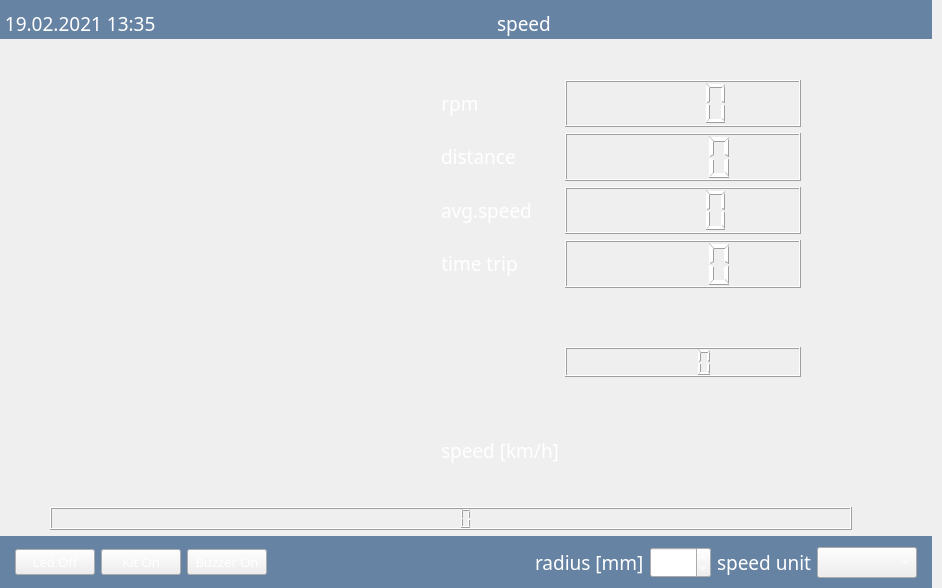
This is mainwindow.ui in piotrw777/hall_sensor_gui as Qt 5 draws it before an edit. The edited form follows.
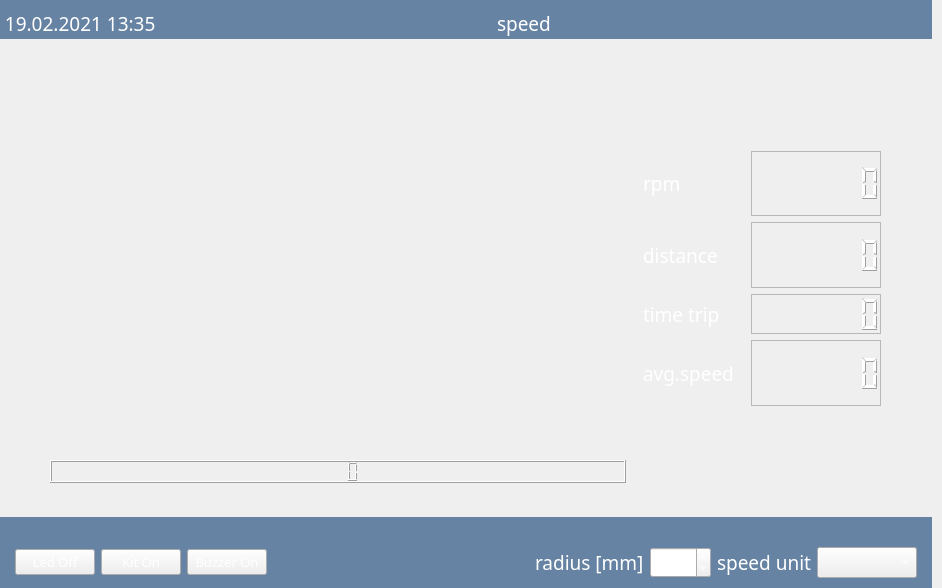
This is the edited form. Icons and pictures are not drawn. Custom widgets are drawn as their Qt base class.

Diff of the .ui file:
```diff
--- a/mainwindow.ui
+++ b/mainwindow.ui
@@ -10,6 +10,12 @@
     <height>588</height>
    </rect>
   </property>
+  <property name="minimumSize">
+   <size>
+    <width>640</width>
+    <height>580</height>
+   </size>
+  </property>
   <property name="windowTitle">
    <string>Licznik prędkości</string>
   </property>
@@ -227,81 +233,58 @@
            </size>
           </property>
           <property name="styleSheet">
-           <string notr="true"/>
+           <string notr="true">speedometer#speedmeter
+{
+border: 2px solid;
+border-color: red;
+background-color: red;
+
+}</string>
           </property>
-          <widget class="QWidget" name="">
-           <property name="geometry">
-            <rect>
-             <x>380</x>
-             <y>-30</y>
-             <width>416</width>
-             <height>460</height>
-            </rect>
-           </property>
-           <layout class="QFormLayout" name="formLayout">
-            <property name="rightMargin">
-             <number>45</number>
-            </property>
-            <item row="0" column="1">
-             <spacer name="verticalSpacer_2">
-              <property name="orientation">
-               <enum>Qt::Vertical</enum>
-              </property>
-              <property name="sizeHint" stdset="0">
+         </widget>
+        </item>
+        <item>
+         <widget class="QLCDNumber" name="lcd_speed">
+          <property name="layoutDirection">
+           <enum>Qt::LeftToRight</enum>
+          </property>
+          <property name="smallDecimalPoint">
+           <bool>false</bool>
+          </property>
+          <property name="digitCount">
+           <number>4</number>
+          </property>
+         </widget>
+        </item>
+        <item>
+         <widget class="QWidget" name="horizontalWidget" native="true">
+          <property name="minimumSize">
                <size>
-                <width>20</width>
-                <height>40</height>
-               </size>
-              </property>
-             </spacer>
-            </item>
+            <width>0</width>
+            <height>20</height>
+           </size>
+          </property>
+          <layout class="QHBoxLayout" name="horizontalLayout_4"/>
+         </widget>
+        </item>
+       </layout>
+      </item>
+      <item>
+       <widget class="QWidget" name="gridWidget" native="true">
+        <property name="sizePolicy">
+         <sizepolicy hsizetype="Minimum" vsizetype="MinimumExpanding">
+          <horstretch>0</horstretch>
+          <verstretch>0</verstretch>
+         </sizepolicy>
+        </property>
+        <property name="minimumSize">
+         <size>
+          <width>300</width>
+          <height>0</height>
+         </size>
+        </property>
+        <layout class="QGridLayout" name="gridLayout_2">
             <item row="2" column="0">
-             <widget class="QLabel" name="label_rpm">
-              <property name="font">
-               <font>
-                <family>Mongolian Baiti</family>
-                <pointsize>14</pointsize>
-                <weight>50</weight>
-                <italic>false</italic>
-                <bold>false</bold>
-               </font>
-              </property>
-              <property name="text">
-               <string>rpm</string>
-              </property>
-              <property name="alignment">
-               <set>Qt::AlignCenter</set>
-              </property>
-             </widget>
-            </item>
-            <item row="2" column="1">
-             <widget class="QLCDNumber" name="lcd_rpm">
-              <property name="sizePolicy">
-               <sizepolicy hsizetype="Preferred" vsizetype="MinimumExpanding">
-                <horstretch>0</horstretch>
-                <verstretch>0</verstretch>
-               </sizepolicy>
-              </property>
-              <property name="minimumSize">
-               <size>
-                <width>50</width>
-                <height>40</height>
-               </size>
-              </property>
-              <property name="font">
-               <font>
-                <pointsize>12</pointsize>
-               </font>
-              </property>
-              <property name="smallDecimalPoint">
-               <bool>false</bool>
-              </property>
-              <property name="digitCount">
-               <number>4</number>
-              </property>
-             </widget>
-            </item>
-            <item row="3" column="0">
              <widget class="QLabel" name="label_distance">
               <property name="font">
                <font>
@@ -320,39 +303,6 @@
               </property>
              </widget>
             </item>
-            <item row="3" column="1">
-             <widget class="QLCDNumber" name="lcd_distance">
-              <property name="sizePolicy">
-               <sizepolicy hsizetype="Preferred" vsizetype="MinimumExpanding">
-                <horstretch>0</horstretch>
-                <verstretch>0</verstretch>
-               </sizepolicy>
-              </property>
-              <property name="minimumSize">
-               <size>
-                <width>50</width>
-                <height>40</height>
-               </size>
-              </property>
-              <property name="font">
-               <font>
-                <pointsize>12</pointsize>
-               </font>
-              </property>
-              <property name="layoutDirection">
-               <enum>Qt::LeftToRight</enum>
-              </property>
-              <property name="smallDecimalPoint">
-               <bool>false</bool>
-              </property>
-              <property name="digitCount">
-               <number>4</number>
-              </property>
-              <property name="value" stdset="0">
-               <double>0.000000000000000</double>
-              </property>
-             </widget>
-            </item>
             <item row="4" column="0">
              <widget class="QLabel" name="label_avg_speed">
               <property name="font">
@@ -371,6 +321,85 @@
               </property>
              </widget>
             </item>
+         <item row="1" column="0">
+          <widget class="QLabel" name="label_rpm">
+           <property name="font">
+            <font>
+             <family>Mongolian Baiti</family>
+             <pointsize>14</pointsize>
+             <weight>50</weight>
+             <italic>false</italic>
+             <bold>false</bold>
+            </font>
+           </property>
+           <property name="text">
+            <string>rpm</string>
+           </property>
+           <property name="alignment">
+            <set>Qt::AlignLeading|Qt::AlignLeft|Qt::AlignVCenter</set>
+           </property>
+          </widget>
+         </item>
+         <item row="1" column="1">
+          <widget class="QLCDNumber" name="lcd_rpm">
+           <property name="sizePolicy">
+            <sizepolicy hsizetype="Preferred" vsizetype="MinimumExpanding">
+             <horstretch>0</horstretch>
+             <verstretch>0</verstretch>
+            </sizepolicy>
+           </property>
+           <property name="minimumSize">
+            <size>
+             <width>130</width>
+             <height>40</height>
+            </size>
+           </property>
+           <property name="maximumSize">
+            <size>
+             <width>150</width>
+             <height>65</height>
+            </size>
+           </property>
+           <property name="font">
+            <font>
+             <pointsize>12</pointsize>
+            </font>
+           </property>
+           <property name="frameShape">
+            <enum>QFrame::StyledPanel</enum>
+           </property>
+           <property name="frameShadow">
+            <enum>QFrame::Raised</enum>
+           </property>
+           <property name="lineWidth">
+            <number>2</number>
+           </property>
+           <property name="smallDecimalPoint">
+            <bool>false</bool>
+           </property>
+           <property name="digitCount">
+            <number>7</number>
+           </property>
+          </widget>
+         </item>
+         <item row="3" column="0">
+          <widget class="QLabel" name="label_time_trip">
+           <property name="font">
+            <font>
+             <family>Mongolian Baiti</family>
+             <pointsize>14</pointsize>
+             <weight>50</weight>
+             <bold>false</bold>
+            </font>
+           </property>
+           <property name="text">
+            <string>time trip</string>
+           </property>
+           <property name="alignment">
+            <set>Qt::AlignLeading|Qt::AlignLeft|Qt::AlignVCenter</set>
+           </property>
+          </widget>
+         </item>
             <item row="4" column="1">
              <widget class="QLCDNumber" name="lcd_avg_speed">
               <property name="sizePolicy">
@@ -381,10 +410,16 @@
               </property>
               <property name="minimumSize">
                <size>
-                <width>50</width>
+             <width>130</width>
                 <height>40</height>
                </size>
               </property>
+           <property name="maximumSize">
+            <size>
+             <width>150</width>
+             <height>66</height>
+            </size>
+           </property>
               <property name="font">
                <font>
                 <pointsize>12</pointsize>
@@ -393,97 +428,127 @@
               <property name="layoutDirection">
                <enum>Qt::LeftToRight</enum>
               </property>
+           <property name="frameShape">
+            <enum>QFrame::StyledPanel</enum>
+           </property>
+           <property name="frameShadow">
+            <enum>QFrame::Raised</enum>
+           </property>
+           <property name="lineWidth">
+            <number>2</number>
+           </property>
               <property name="smallDecimalPoint">
                <bool>false</bool>
               </property>
               <property name="digitCount">
-               <number>4</number>
+            <number>7</number>
               </property>
               <property name="segmentStyle">
                <enum>QLCDNumber::Filled</enum>
               </property>
              </widget>
             </item>
-            <item row="5" column="0">
-             <widget class="QLabel" name="label_time_trip">
+         <item row="0" column="1">
+          <spacer name="verticalSpacer_2">
+           <property name="orientation">
+            <enum>Qt::Vertical</enum>
+           </property>
+           <property name="sizeHint" stdset="0">
+            <size>
+             <width>20</width>
+             <height>40</height>
+            </size>
+           </property>
+          </spacer>
+         </item>
+         <item row="2" column="1">
+          <widget class="QLCDNumber" name="lcd_distance">
+           <property name="sizePolicy">
+            <sizepolicy hsizetype="Preferred" vsizetype="MinimumExpanding">
+             <horstretch>0</horstretch>
+             <verstretch>0</verstretch>
+            </sizepolicy>
+           </property>
+           <property name="minimumSize">
+            <size>
+             <width>130</width>
+             <height>40</height>
+            </size>
+           </property>
+           <property name="maximumSize">
+            <size>
+             <width>150</width>
+             <height>66</height>
+            </size>
+           </property>
               <property name="font">
                <font>
-                <family>Mongolian Baiti</family>
-                <pointsize>14</pointsize>
-                <weight>50</weight>
-                <bold>false</bold>
-               </font>
-              </property>
-              <property name="text">
-               <string>time trip</string>
-              </property>
-              <property name="alignment">
-               <set>Qt::AlignCenter</set>
+             <pointsize>12</pointsize>
+            </font>
+           </property>
+           <property name="layoutDirection">
+            <enum>Qt::LeftToRight</enum>
+           </property>
+           <property name="frameShape">
+            <enum>QFrame::StyledPanel</enum>
+           </property>
+           <property name="frameShadow">
+            <enum>QFrame::Raised</enum>
+           </property>
+           <property name="lineWidth">
+            <number>2</number>
+           </property>
+           <property name="smallDecimalPoint">
+            <bool>false</bool>
+           </property>
+           <property name="digitCount">
+            <number>7</number>
+           </property>
+           <property name="value" stdset="0">
+            <double>0.000000000000000</double>
               </property>
              </widget>
             </item>
-            <item row="5" column="1">
+         <item row="3" column="1">
              <widget class="QLCDNumber" name="lcd_time_trip">
               <property name="sizePolicy">
-               <sizepolicy hsizetype="Preferred" vsizetype="MinimumExpanding">
+            <sizepolicy hsizetype="Fixed" vsizetype="Fixed">
                 <horstretch>0</horstretch>
                 <verstretch>0</verstretch>
                </sizepolicy>
               </property>
               <property name="minimumSize">
                <size>
-                <width>50</width>
+             <width>130</width>
                 <height>40</height>
                </size>
               </property>
-              <property name="font">
-               <font>
-                <pointsize>12</pointsize>
-               </font>
-              </property>
-              <property name="digitCount">
-               <number>4</number>
-              </property>
-             </widget>
-            </item>
-            <item row="6" column="1">
-             <spacer name="verticalSpacer_4">
-              <property name="orientation">
-               <enum>Qt::Vertical</enum>
-              </property>
-              <property name="sizeHint" stdset="0">
+           <property name="maximumSize">
                <size>
-                <width>20</width>
-                <height>40</height>
-               </size>
-              </property>
-             </spacer>
-            </item>
-            <item row="7" column="1">
-             <widget class="QLCDNumber" name="lcdCombo">
-              <property name="sizePolicy">
-               <sizepolicy hsizetype="Preferred" vsizetype="Preferred">
-                <horstretch>0</horstretch>
-                <verstretch>0</verstretch>
-               </sizepolicy>
-              </property>
-              <property name="minimumSize">
-               <size>
-                <width>50</width>
-                <height>30</height>
-               </size>
-              </property>
+             <width>150</width>
+             <height>65</height>
+            </size>
+           </property>
               <property name="font">
                <font>
                 <pointsize>12</pointsize>
                </font>
               </property>
+           <property name="frameShape">
+            <enum>QFrame::StyledPanel</enum>
+           </property>
+           <property name="frameShadow">
+            <enum>QFrame::Raised</enum>
+           </property>
+           <property name="lineWidth">
+            <number>2</number>
+           </property>
               <property name="digitCount">
-               <number>4</number>
+            <number>7</number>
               </property>
              </widget>
             </item>
-            <item row="8" column="1">
+         <item row="5" column="0">
              <spacer name="verticalSpacer_3">
               <property name="orientation">
                <enum>Qt::Vertical</enum>
@@ -496,51 +561,13 @@
               </property>
              </spacer>
             </item>
-            <item row="9" column="0">
-             <widget class="QLabel" name="label_speed">
-              <property name="font">
-               <font>
-                <family>Mongolian Baiti</family>
-                <pointsize>14</pointsize>
-                <weight>50</weight>
-                <italic>false</italic>
-                <bold>false</bold>
-               </font>
-              </property>
-              <property name="text">
-               <string>speed [km/h]</string>
-              </property>
-              <property name="alignment">
-               <set>Qt::AlignCenter</set>
-              </property>
-             </widget>
-            </item>
-           </layout>
-          </widget>
-         </widget>
-        </item>
-        <item>
-         <widget class="QLCDNumber" name="lcd_speed">
-          <property name="layoutDirection">
-           <enum>Qt::LeftToRight</enum>
-          </property>
-          <property name="smallDecimalPoint">
-           <bool>false</bool>
-          </property>
-          <property name="digitCount">
-           <number>4</number>
-          </property>
-         </widget>
-        </item>
-       </layout>
-      </item>
-      <item>
+         <item row="2" column="2">
        <spacer name="horizontalSpacer_3">
         <property name="orientation">
          <enum>Qt::Horizontal</enum>
         </property>
         <property name="sizeType">
-         <enum>QSizePolicy::Preferred</enum>
+            <enum>QSizePolicy::Maximum</enum>
         </property>
         <property name="sizeHint" stdset="0">
          <size>
@@ -550,21 +577,8 @@
         </property>
        </spacer>
       </item>
-      <item>
-       <spacer name="horizontalSpacer_7">
-        <property name="orientation">
-         <enum>Qt::Horizontal</enum>
-        </property>
-        <property name="sizeType">
-         <enum>QSizePolicy::Preferred</enum>
-        </property>
-        <property name="sizeHint" stdset="0">
-         <size>
-          <width>40</width>
-          <height>20</height>
-         </size>
-        </property>
-       </spacer>
+        </layout>
+       </widget>
       </item>
      </layout>
     </item>
@@ -580,6 +594,9 @@
        <property name="leftMargin">
         <number>0</number>
        </property>
+       <property name="topMargin">
+        <number>30</number>
+       </property>
        <property name="rightMargin">
         <number>0</number>
        </property>
```
Lines whose indentation alone changed are shown as unchanged.
